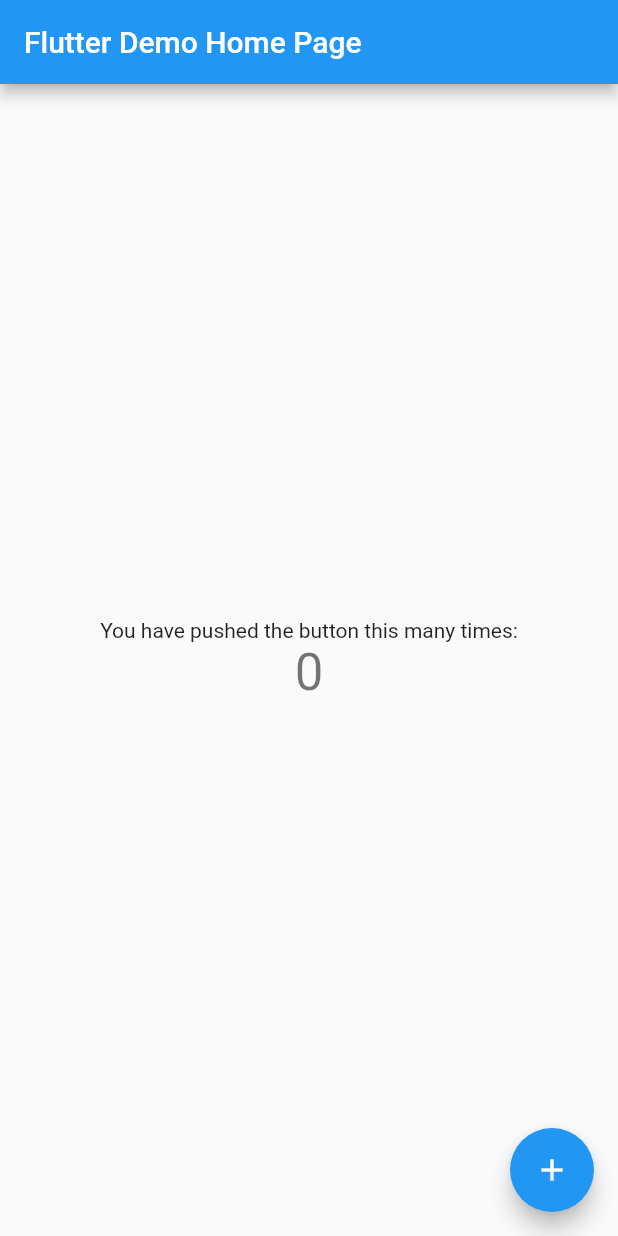
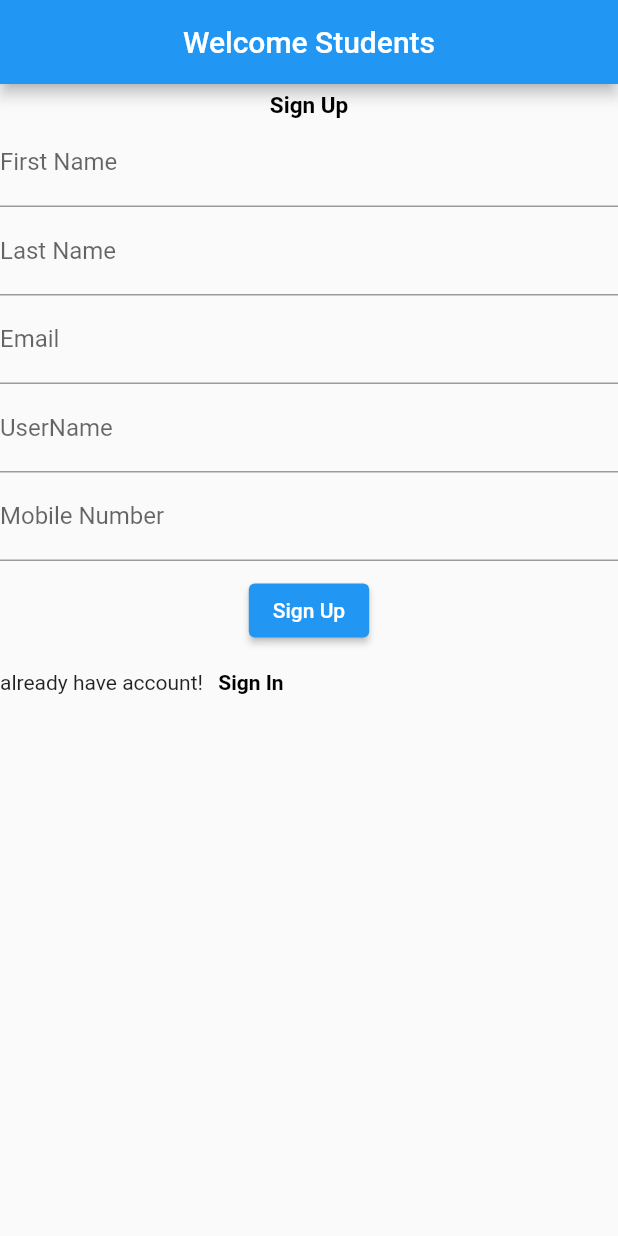
Before and after one commit to MuhammadAlibutt/student_portal, a Flutter app: the screen it shows after launch, on a phone screen of 412 x 824 dp. Run offline on Flutter 3.47's test engine with Material 2 defaults, Android fonts, the phone set to English and light mode, and no system bars.

Commit message:
alibranch commit

```diff
--- /dev/null
+++ b/lib/login/login.dart
@@ -0,0 +1,84 @@
+import 'package:flutter/material.dart';
+
+class login extends StatefulWidget {
+  const login({super.key});
+
+  @override
+  State<login> createState() => _loginState();
+}
+
+class _loginState extends State<login> {
+  @override
+  Widget build(BuildContext context) {
+    final appbar = AppBar(
+      title: Text('Welcome Students'),
+      centerTitle: true,
+    );
+    return Scaffold(
+      appBar: appbar,
+      body: Container(
+        height: (MediaQuery.of(context).size.height -
+                MediaQuery.of(context).padding.left -
+                MediaQuery.of(context).padding.top) *
+            0.7,
+        child: Column(children: [
+          SizedBox(
+            height: 5,
+          ),
+          Text(
+            'Sign Up',
+            style: TextStyle(
+                color: Colors.black, fontWeight: FontWeight.bold, fontSize: 15),
+          ),
+          TextFormField(
+            decoration: InputDecoration(
+              labelText: "First Name",
+            ),
+          ),
+          TextFormField(
+            decoration: InputDecoration(
+              labelText: "Last Name",
+            ),
+          ),
+          TextFormField(
+            decoration: InputDecoration(
+              labelText: "Email",
+            ),
+          ),
+          TextFormField(
+            decoration: InputDecoration(
+              labelText: "UserName",
+            ),
+          ),
+          TextFormField(
+            decoration: InputDecoration(
+              labelText: "Mobile Number",
+            ),
+          ),
+          SizedBox(
+            height: 9,
+          ),
+          ElevatedButton(onPressed: () {}, child: Text('Sign Up')),
+          Row(
+            children: [
+              Text('already have account!'),
+              TextButton(
+                  onPressed: () {},
+                  child: Text(
+                    'Sign In',
+                    style: TextStyle(
+                        fontWeight: FontWeight.bold, color: Colors.black),
+                  ))
+            ],
+          ),
+        ]),
+      ),
+      // bottomNavigationBar: BottomAppBar(
+      //     child: Container(
+      //   height: MediaQuery.of(context).size.height * 0.1,
+      //   color: Colors.blue,
+      //   child:
+      // )),
+    );
+  }
+}
--- a/lib/main.dart
+++ b/lib/main.dart
@@ -1,115 +1,23 @@
 import 'package:flutter/material.dart';
+import 'login/login.dart';
 
 void main() {
-  runApp(const MyApp());
+  runApp(const Portal());
 }
 
-class MyApp extends StatelessWidget {
-  const MyApp({super.key});
+class Portal extends StatefulWidget {
+  const Portal({super.key});
 
-  // This widget is the root of your application.
+  @override
+  State<Portal> createState() => _PortalState();
+}
+
+class _PortalState extends State<Portal> {
   @override
   Widget build(BuildContext context) {
     return MaterialApp(
-      title: 'Flutter Demo',
-      theme: ThemeData(
-        // This is the theme of your application.
-        //
-        // Try running your application with "flutter run". You'll see the
-        // application has a blue toolbar. Then, without quitting the app, try
-        // changing the primarySwatch below to Colors.green and then invoke
-        // "hot reload" (press "r" in the console where you ran "flutter run",
-        // or simply save your changes to "hot reload" in a Flutter IDE).
-        // Notice that the counter didn't reset back to zero; the application
-        // is not restarted.
-        primarySwatch: Colors.blue,
-      ),
-      home: const MyHomePage(title: 'Flutter Demo Home Page'),
+      debugShowCheckedModeBanner: false,
+      home: login(),
     );
   }
 }
-
-class MyHomePage extends StatefulWidget {
-  const MyHomePage({super.key, required this.title});
-
-  // This widget is the home page of your application. It is stateful, meaning
-  // that it has a State object (defined below) that contains fields that affect
-  // how it looks.
-
-  // This class is the configuration for the state. It holds the values (in this
-  // case the title) provided by the parent (in this case the App widget) and
-  // used by the build method of the State. Fields in a Widget subclass are
-  // always marked "final".
-
-  final String title;
-
-  @override
-  State<MyHomePage> createState() => _MyHomePageState();
-}
-
-class _MyHomePageState extends State<MyHomePage> {
-  int _counter = 0;
-
-  void _incrementCounter() {
-    setState(() {
-      // This call to setState tells the Flutter framework that something has
-      // changed in this State, which causes it to rerun the build method below
-      // so that the display can reflect the updated values. If we changed
-      // _counter without calling setState(), then the build method would not be
-      // called again, and so nothing would appear to happen.
-      _counter++;
-    });
-  }
-
-  @override
-  Widget build(BuildContext context) {
-    // This method is rerun every time setState is called, for instance as done
-    // by the _incrementCounter method above.
-    //
-    // The Flutter framework has been optimized to make rerunning build methods
-    // fast, so that you can just rebuild anything that needs updating rather
-    // than having to individually change instances of widgets.
-    return Scaffold(
-      appBar: AppBar(
-        // Here we take the value from the MyHomePage object that was created by
-        // the App.build method, and use it to set our appbar title.
-        title: Text(widget.title),
-      ),
-      body: Center(
-        // Center is a layout widget. It takes a single child and positions it
-        // in the middle of the parent.
-        child: Column(
-          // Column is also a layout widget. It takes a list of children and
-          // arranges them vertically. By default, it sizes itself to fit its
-          // children horizontally, and tries to be as tall as its parent.
-          //
-          // Invoke "debug painting" (press "p" in the console, choose the
-          // "Toggle Debug Paint" action from the Flutter Inspector in Android
-          // Studio, or the "Toggle Debug Paint" command in Visual Studio Code)
-          // to see the wireframe for each widget.
-          //
-          // Column has various properties to control how it sizes itself and
-          // how it positions its children. Here we use mainAxisAlignment to
-          // center the children vertically; the main axis here is the vertical
-          // axis because Columns are vertical (the cross axis would be
-          // horizontal).
-          mainAxisAlignment: MainAxisAlignment.center,
-          children: <Widget>[
-            const Text(
-              'You have pushed the button this many times:',
-            ),
-            Text(
-              '$_counter',
-              style: Theme.of(context).textTheme.headlineMedium,
-            ),
-          ],
-        ),
-      ),
-      floatingActionButton: FloatingActionButton(
-        onPressed: _incrementCounter,
-        tooltip: 'Increment',
-        child: const Icon(Icons.add),
-      ), // This trailing comma makes auto-formatting nicer for build methods.
-    );
-  }
-}
```
Also changed, not shown: pubspec.lock.
